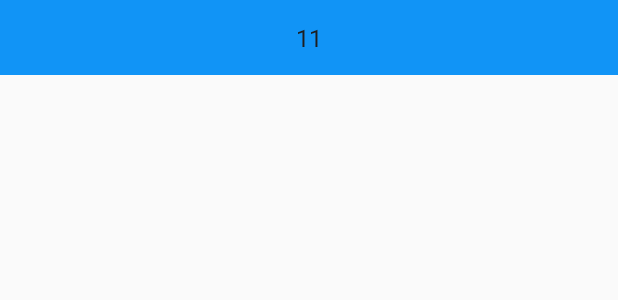
After one commit to tikoua/StickRecyclerView, an Android app: the layout item_label.xml on its own in the app's theme, with its tools: preview values and no code run, on a phone screen of 412 x 824 dp. The commit adds this screen. Shown: the top 300 px of the screen. Run offline under Robolectric (Android 15) with nearby library versions, the phone set to English and light mode, and no system bars.

Commit message:
增加示例，同时发现了“只支持吸顶view的高度大于普通item的高度的”这一问题，会尽快修复。

```diff
--- a/app/src/main/AndroidManifest.xml
+++ b/app/src/main/AndroidManifest.xml
@@ -1,6 +1,6 @@
 <?xml version="1.0" encoding="utf-8"?>
 <manifest xmlns:android="http://schemas.android.com/apk/res/android"
-          package="com.dcl.stickrecyclerview">
+          package="com.dcl.example">
 
     <application
             android:allowBackup="true"
@@ -9,7 +9,7 @@
             android:roundIcon="@mipmap/ic_launcher_round"
             android:supportsRtl="true"
             android:theme="@style/AppTheme">
-        <activity android:name=".MainActivity">
+        <activity android:name="com.dcl.stick.MainActivity">
             <intent-filter>
                 <action android:name="android.intent.action.MAIN"/>
 
--- /dev/null
+++ b/app/src/main/res/layout/item_label.xml
@@ -0,0 +1,20 @@
+<?xml version="1.0" encoding="utf-8"?>
+<android.support.constraint.ConstraintLayout xmlns:android="http://schemas.android.com/apk/res/android"
+                                             xmlns:app="http://schemas.android.com/apk/res-auto"
+                                             android:layout_width="match_parent"
+                                             android:background="#ffffff"
+                                             android:layout_height="50dp">
+    <TextView
+            android:id="@+id/tv_item_label"
+            android:textSize="16sp"
+            android:textColor="#1e1e1e"
+            app:layout_constraintRight_toRightOf="parent"
+            app:layout_constraintTop_toTopOf="parent"
+            app:layout_constraintBottom_toBottomOf="parent"
+            android:background="#1194f6"
+            android:gravity="center"
+            android:text="11"
+            app:layout_constraintLeft_toLeftOf="parent"
+            android:layout_width="0dp"
+            android:layout_height="0dp"/>
+</android.support.constraint.ConstraintLayout>
--- a/stickrecyclerview/build.gradle
+++ b/stickrecyclerview/build.gradle
@@ -1,6 +1,7 @@
 apply plugin: 'com.android.library'
+apply plugin: 'kotlin-android'
+apply plugin: 'kotlin-kapt'
 apply plugin: 'kotlin-android-extensions'
-apply plugin: 'kotlin-android'
 
 
 android {
@@ -28,8 +29,7 @@ android {
 }
 
 dependencies {
-    implementation fileTree(dir: 'libs', include: ['*.jar'])
-
+    implementation fileTree(include: ['*.jar'], dir: 'libs')
     implementation 'com.android.support:appcompat-v7:27.1.1'
     testImplementation 'junit:junit:4.12'
     androidTestImplementation 'com.android.support.test:runner:1.0.2'
```
Also changed, not shown: app/build.gradle (+8 -5 lines), app/src/main/java/com/dcl/stick/MainActivity.kt (added, +132 -0 lines), app/src/main/java/com/dcl/stickrecyclerview/MainActivity.kt (deleted, +0 -12 lines), app/src/main/res/layout/activity_main.xml (+15 -4 lines), app/src/main/res/layout/item_normal.xml (added, +13 -0 lines), stickrecyclerview/src/main/java/com/dcl/stickrecyclerview/ExtenFun.kt (added, +10 -0 lines), 1 other file.
